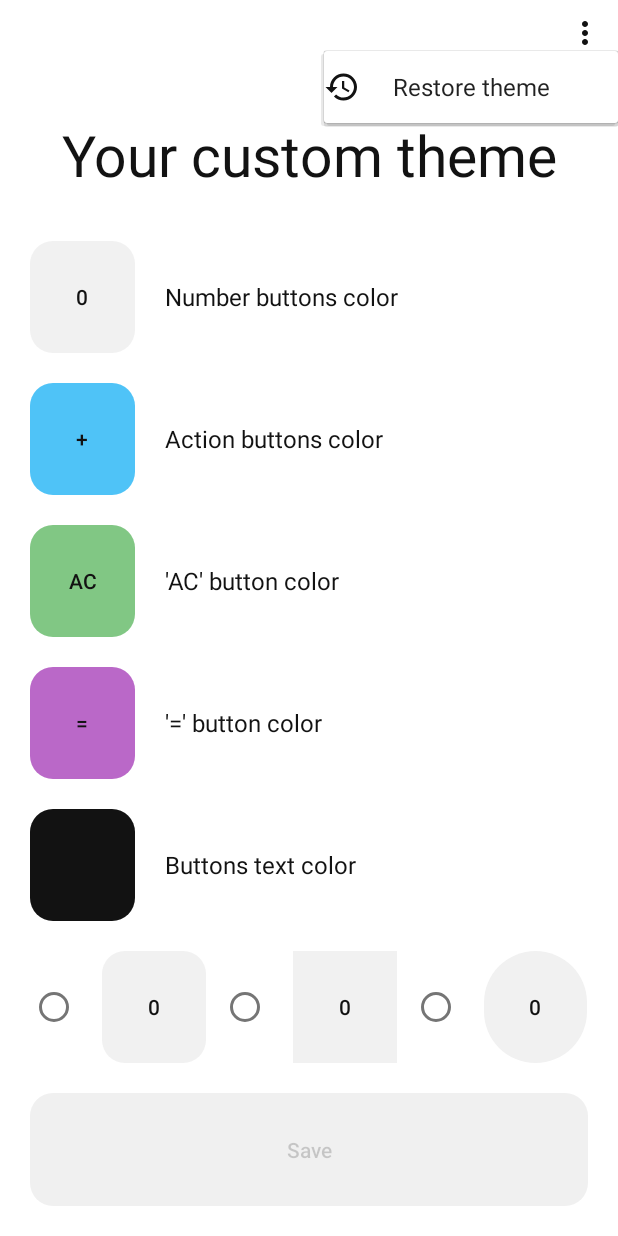
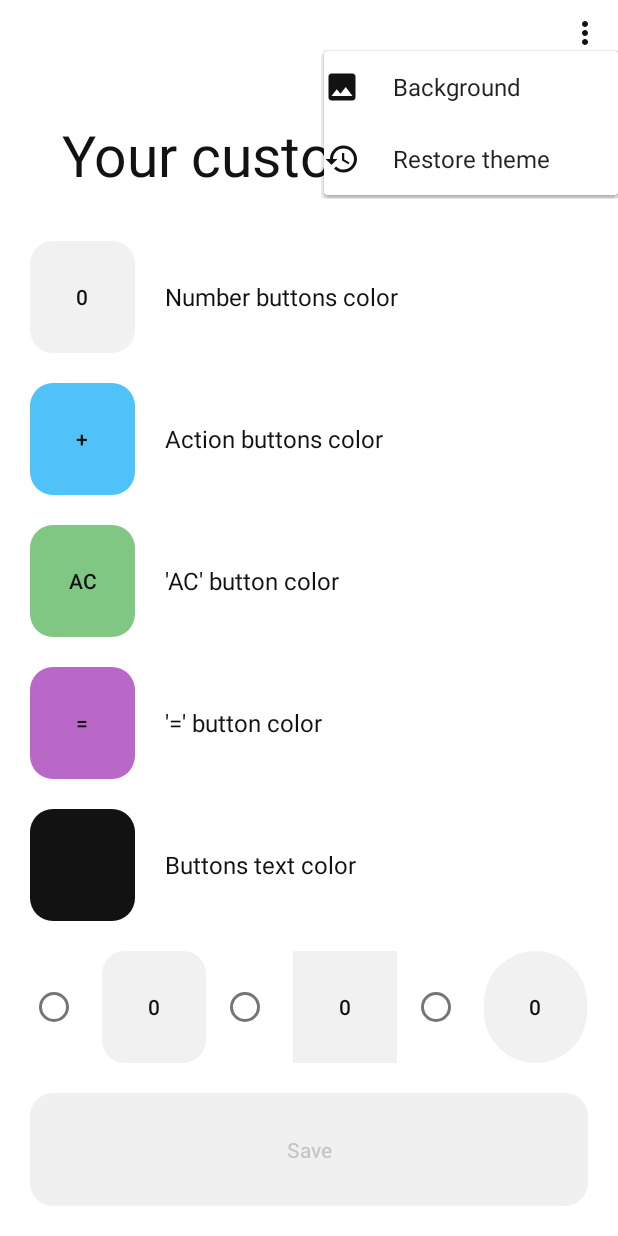
Before and after one commit to IlyasMukatdisov/EasyCalculator, an Android app: the CustomizationActivity screen opened directly, with no data from a screen before it, after a tap on an icon or button, on a phone screen of 412 x 824 dp. Run offline under Robolectric (Android 15) with nearby library versions, the phone set to English and light mode, and no system bars; libraries missing offline, so code that uses them is left out: com.azeesoft.lib.

Commit message:
before changing gradle

```diff
--- a/app/src/main/AndroidManifest.xml
+++ b/app/src/main/AndroidManifest.xml
@@ -5,8 +5,8 @@
     <uses-permission android:name="android.permission.INTERNET" />
 
     <application
+        android:allowBackup="true"
         android:fullBackupOnly="true"
-        android:allowBackup="true"
         android:icon="@mipmap/ic_launcher"
         android:label="@string/app_name"
         android:roundIcon="@mipmap/ic_launcher_round"
@@ -15,11 +15,11 @@
         <activity
             android:name="com.gmail.mukatdisovilyas.easycalculator.GraphActivity"
             android:exported="false"
-            android:windowSoftInputMode="stateHidden"/>
+            android:windowSoftInputMode="stateHidden" />
         <activity
             android:name="com.gmail.mukatdisovilyas.easycalculator.CustomizationActivity"
             android:exported="false"
-            android:windowSoftInputMode="stateHidden"/>
+            android:windowSoftInputMode="stateHidden" />
         <activity
             android:name="com.gmail.mukatdisovilyas.easycalculator.WebViewActivity"
             android:exported="false" />
--- a/app/src/main/java/com/gmail/mukatdisovilyas/easycalculator/CustomizationActivity.kt
+++ b/app/src/main/java/com/gmail/mukatdisovilyas/easycalculator/CustomizationActivity.kt
@@ -1,6 +1,7 @@
 package com.gmail.mukatdisovilyas.easycalculator
 
 import android.annotation.SuppressLint
+import android.app.Activity
 import android.content.Context
 import android.content.Intent
 import android.content.res.ColorStateList
@@ -12,6 +13,8 @@ import android.os.Bundle
 import android.view.MotionEvent
 import android.view.View
 import android.widget.*
+import androidx.activity.result.ActivityResult
+import androidx.activity.result.contract.ActivityResultContracts
 import androidx.appcompat.app.AlertDialog
 import androidx.appcompat.app.AppCompatActivity
 import androidx.appcompat.content.res.AppCompatResources
@@ -588,6 +591,14 @@ class CustomizationActivity : AppCompatActivity(), View.OnClickListener, View.On
     }
 
 
+    private fun launchIntentForPhotos()
+    {
+
+        intent.putExtra(Intent.EXTRA_ALLOW_MULTIPLE, true)
+
+    }
+
+
     @SuppressLint("DiscouragedPrivateApi")
     private fun initPopUpMenu()
     {
@@ -596,7 +607,7 @@ class CustomizationActivity : AppCompatActivity(), View.OnClickListener, View.On
         popupMenu.setOnMenuItemClickListener {
             when (it.itemId)
             {
-                R.id.menu_restore_colors ->
+                R.id.menu_restore_colors   ->
                 {
                     AlertDialog.Builder(this).setTitle("Confirm delete")
                         .setMessage("Are you sure want to restore custom colors?")
@@ -615,6 +626,10 @@ class CustomizationActivity : AppCompatActivity(), View.OnClickListener, View.On
                                     Toast.LENGTH_SHORT).show()
                             }
                         }.setNegativeButton("No") { _, _ -> }.show()
+                }
+                R.id.menu_background_image ->
+                {
+
                 }
             }
             false
--- a/app/src/main/java/com/gmail/mukatdisovilyas/easycalculator/WebViewActivity.kt
+++ b/app/src/main/java/com/gmail/mukatdisovilyas/easycalculator/WebViewActivity.kt
@@ -5,7 +5,7 @@ import android.os.Bundle
 import android.webkit.WebView
 import com.gmail.mukatdisovilyas.easycalculator.utils.EXTRA_URL
 
-class WebViewActivity() : AppCompatActivity()
+class WebViewActivity : AppCompatActivity()
 {
     private lateinit var webView: WebView
     override fun onCreate(savedInstanceState: Bundle?)
--- /dev/null
+++ b/app/src/main/res/drawable/ic_image_black.xml
@@ -0,0 +1,10 @@
+<vector xmlns:android="http://schemas.android.com/apk/res/android"
+    android:width="24dp"
+    android:height="24dp"
+    android:viewportWidth="24"
+    android:viewportHeight="24"
+    android:tint="@color/black">
+  <path
+      android:fillColor="@android:color/white"
+      android:pathData="M21,19V5c0,-1.1 -0.9,-2 -2,-2H5c-1.1,0 -2,0.9 -2,2v14c0,1.1 0.9,2 2,2h14c1.1,0 2,-0.9 2,-2zM8.5,13.5l2.5,3.01L14.5,12l4.5,6H5l3.5,-4.5z"/>
+</vector>
--- /dev/null
+++ b/app/src/main/res/drawable/ic_image_white.xml
@@ -0,0 +1,10 @@
+<vector xmlns:android="http://schemas.android.com/apk/res/android"
+    android:width="24dp"
+    android:height="24dp"
+    android:viewportWidth="24"
+    android:viewportHeight="24"
+    android:tint="@color/white">
+  <path
+      android:fillColor="@android:color/white"
+      android:pathData="M21,19V5c0,-1.1 -0.9,-2 -2,-2H5c-1.1,0 -2,0.9 -2,2v14c0,1.1 0.9,2 2,2h14c1.1,0 2,-0.9 2,-2zM8.5,13.5l2.5,3.01L14.5,12l4.5,6H5l3.5,-4.5z"/>
+</vector>
--- a/app/src/main/res/menu-night/menu_color.xml
+++ b/app/src/main/res/menu-night/menu_color.xml
@@ -1,5 +1,11 @@
 <?xml version="1.0" encoding="utf-8"?>
 <menu xmlns:android="http://schemas.android.com/apk/res/android">
+
+    <item
+        android:id="@+id/menu_background_image"
+        android:icon="@drawable/ic_image_white"
+        android:textColor="@color/white"
+        android:title="@string/background" />
 
     <item
         android:id="@+id/menu_restore_colors"
--- a/app/src/main/res/menu/menu_color.xml
+++ b/app/src/main/res/menu/menu_color.xml
@@ -1,5 +1,12 @@
 <?xml version="1.0" encoding="utf-8"?>
 <menu xmlns:android="http://schemas.android.com/apk/res/android">
+
+    <item
+        android:id="@+id/menu_background_image"
+        android:icon="@drawable/ic_image_black"
+        android:textColor="@color/black"
+        android:title="@string/background" />
+
 
     <item
         android:id="@+id/menu_restore_colors"
--- a/app/src/main/res/values/strings.xml
+++ b/app/src/main/res/values/strings.xml
@@ -83,5 +83,6 @@
     <string name="yes">Yes</string>
     <string name="fail_deleting_history">Something went wrong. Please try again later!</string>
     <string name="btn_contact">contact</string>
+    <string name="background">Background</string>
 
 </resources>
```
Also changed, not shown: app/src/main/java/com/gmail/mukatdisovilyas/easycalculator/MainActivity.kt (line endings or trailing spaces).
